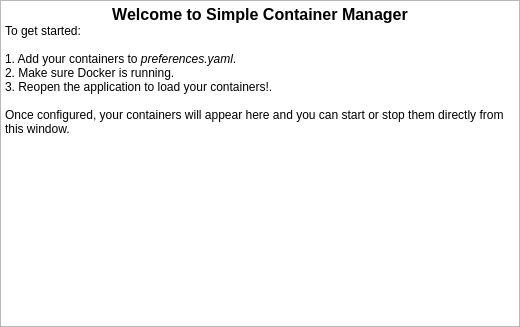
Qt form setupinstructionswidget.ui (eduardosaraujo1/simple-container-manager) before a commit.
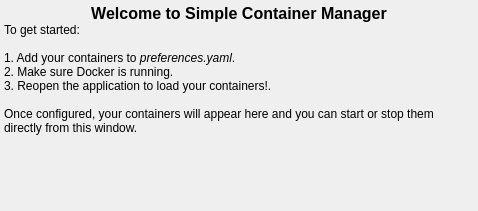
The same form after that commit.

Commit message: feat: main window implemented

```diff
--- a/setupinstructionswidget.ui
+++ b/setupinstructionswidget.ui
@@ -6,14 +6,14 @@
    <rect>
     <x>0</x>
     <y>0</y>
-    <width>520</width>
-    <height>327</height>
+    <width>478</width>
+    <height>211</height>
    </rect>
   </property>
   <property name="windowTitle">
    <string>Form</string>
   </property>
-  <layout class="QGridLayout" name="gridLayout">
+  <layout class="QVBoxLayout" name="verticalLayout">
    <property name="leftMargin">
     <number>0</number>
    </property>
@@ -26,8 +26,31 @@
    <property name="bottomMargin">
     <number>0</number>
    </property>
-   <item row="0" column="0">
+   <item>
     <widget class="QTextBrowser" name="textBrowser">
+     <property name="sizePolicy">
+      <sizepolicy hsizetype="Expanding" vsizetype="Preferred">
+       <horstretch>0</horstretch>
+       <verstretch>0</verstretch>
+      </sizepolicy>
+     </property>
+     <property name="autoFillBackground">
+      <bool>false</bool>
+     </property>
+     <property name="styleSheet">
+      <string notr="true">background-color: transparent;
+border: none;
+color: black;</string>
+     </property>
+     <property name="frameShape">
+      <enum>QFrame::Shape::NoFrame</enum>
+     </property>
+     <property name="verticalScrollBarPolicy">
+      <enum>Qt::ScrollBarPolicy::ScrollBarAlwaysOff</enum>
+     </property>
+     <property name="horizontalScrollBarPolicy">
+      <enum>Qt::ScrollBarPolicy::ScrollBarAlwaysOff</enum>
+     </property>
      <property name="html">
       <string>&lt;!DOCTYPE HTML PUBLIC &quot;-//W3C//DTD HTML 4.0//EN&quot; &quot;http://www.w3.org/TR/REC-html40/strict.dtd&quot;&gt;
 &lt;html&gt;&lt;head&gt;&lt;meta name=&quot;qrichtext&quot; content=&quot;1&quot; /&gt;&lt;meta charset=&quot;utf-8&quot; /&gt;&lt;style type=&quot;text/css&quot;&gt;
```
The commit also changes 3 other files.
